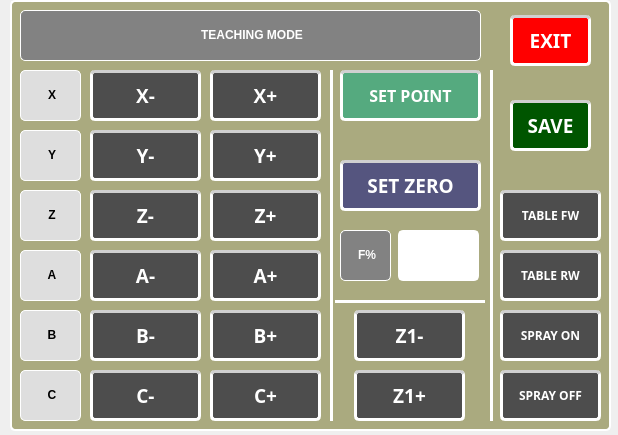
This is QtPaintingChair/teachWindow.ui in NguyenKhanh2101993/Painting_Chair_Robot_ver02 as Qt 5 draws it before an edit. The edited form follows.
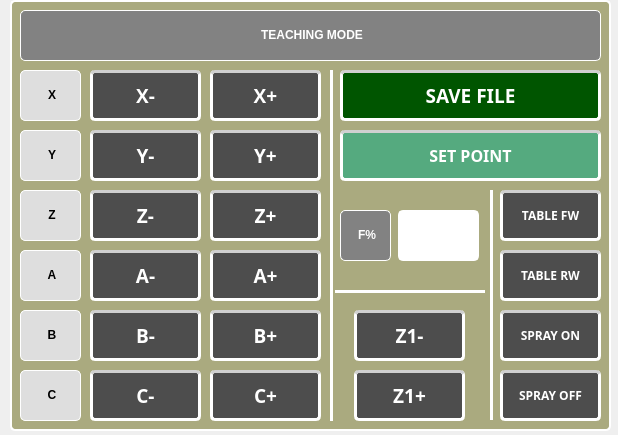
This is the edited form. Icons and pictures are not drawn.

What changed in the file:
```diff
--- a/QtPaintingChair/teachWindow.ui
+++ b/QtPaintingChair/teachWindow.ui
@@ -54,7 +54,7 @@
      <rect>
       <x>10</x>
       <y>10</y>
-      <width>461</width>
+      <width>581</width>
       <height>51</height>
      </rect>
     </property>
@@ -780,8 +780,8 @@
     <property name="geometry">
      <rect>
       <x>330</x>
-      <y>70</y>
-      <width>141</width>
+      <y>130</y>
+      <width>261</width>
       <height>51</height>
      </rect>
     </property>
@@ -817,93 +817,11 @@
      <bool>false</bool>
     </property>
    </widget>
-   <widget class="QPushButton" name="pushButton_setZero">
-    <property name="geometry">
-     <rect>
-      <x>330</x>
-      <y>160</y>
-      <width>141</width>
-      <height>51</height>
-     </rect>
-    </property>
-    <property name="font">
-     <font>
-      <family>Arial 12</family>
-      <pointsize>14</pointsize>
-      <weight>75</weight>
-      <italic>false</italic>
-      <bold>true</bold>
-     </font>
-    </property>
-    <property name="mouseTracking">
-     <bool>false</bool>
-    </property>
-    <property name="focusPolicy">
-     <enum>Qt::StrongFocus</enum>
-    </property>
-    <property name="autoFillBackground">
-     <bool>false</bool>
-    </property>
-    <property name="styleSheet">
-     <string notr="true">background-color: rgb(85, 85, 127);
-color: rgb(255, 255, 255);
-border: 3px solid rgb(255, 255, 255);
-border-radius: 5px;
-border-top-color: rgb(208, 208, 208);</string>
-    </property>
-    <property name="text">
-     <string>SET ZERO</string>
-    </property>
-    <property name="flat">
-     <bool>false</bool>
-    </property>
-   </widget>
-   <widget class="QPushButton" name="pushButton_exitTeach">
-    <property name="geometry">
-     <rect>
-      <x>500</x>
-      <y>15</y>
-      <width>81</width>
-      <height>51</height>
-     </rect>
-    </property>
-    <property name="font">
-     <font>
-      <family>Arial 12</family>
-      <pointsize>14</pointsize>
-      <weight>75</weight>
-      <italic>false</italic>
-      <bold>true</bold>
-     </font>
-    </property>
-    <property name="mouseTracking">
-     <bool>false</bool>
-    </property>
-    <property name="focusPolicy">
-     <enum>Qt::StrongFocus</enum>
-    </property>
-    <property name="autoFillBackground">
-     <bool>false</bool>
-    </property>
-    <property name="styleSheet">
-     <string notr="true">background-color: rgb(255, 0, 0);
-color: rgb(255, 255, 255);
-border: 3px solid rgb(255, 255, 255);
-border-radius: 5px;
-border-top-color: rgb(208, 208, 208);</string>
-    </property>
-    <property name="text">
-     <string>EXIT</string>
-    </property>
-    <property name="flat">
-     <bool>false</bool>
-    </property>
-   </widget>
    <widget class="Line" name="line_2">
     <property name="geometry">
      <rect>
       <x>325</x>
-      <y>300</y>
+      <y>290</y>
       <width>150</width>
       <height>3</height>
      </rect>
@@ -916,9 +834,9 @@
     <property name="geometry">
      <rect>
       <x>480</x>
-      <y>70</y>
+      <y>190</y>
       <width>3</width>
-      <height>351</height>
+      <height>230</height>
      </rect>
     </property>
     <property name="orientation">
@@ -1093,7 +1011,7 @@
     <property name="geometry">
      <rect>
       <x>388</x>
-      <y>230</y>
+      <y>210</y>
       <width>81</width>
       <height>51</height>
      </rect>
@@ -1114,7 +1032,7 @@
     <property name="geometry">
      <rect>
       <x>330</x>
-      <y>230</y>
+      <y>210</y>
       <width>51</width>
       <height>51</height>
      </rect>
@@ -1133,9 +1051,9 @@
    <widget class="QPushButton" name="pushButton_saveFile">
     <property name="geometry">
      <rect>
-      <x>500</x>
-      <y>100</y>
-      <width>81</width>
+      <x>330</x>
+      <y>70</y>
+      <width>261</width>
       <height>51</height>
      </rect>
     </property>
@@ -1166,7 +1084,7 @@
 border-top-color: rgb(208, 208, 208);</string>
     </property>
     <property name="text">
-     <string>SAVE</string>
+     <string>SAVE FILE</string>
     </property>
     <property name="flat">
      <bool>false</bool>
```
